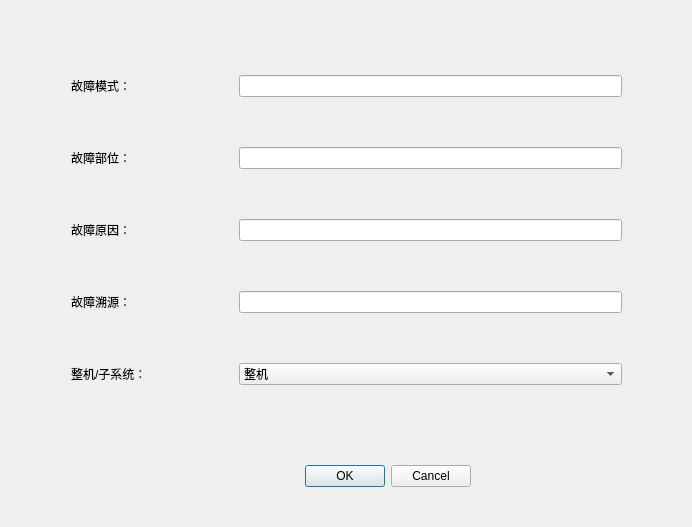
Qt form addDataDialog_3.ui (YoungerLee/reliability_analysis) before a commit.
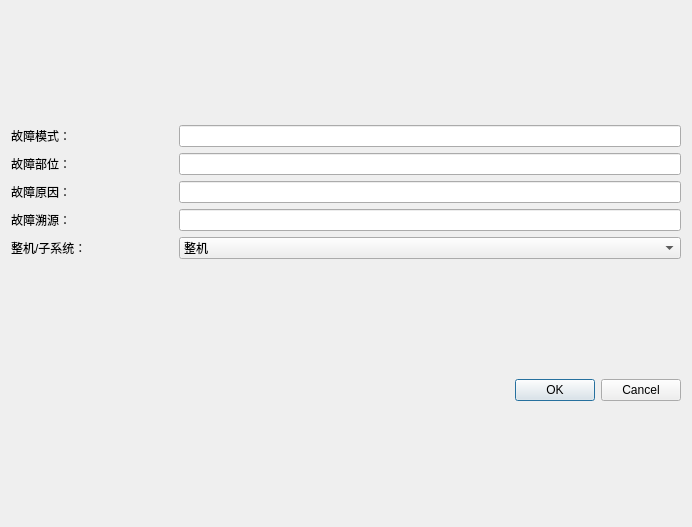
The same form after that commit.

```diff
--- a/addDataDialog_3.ui
+++ b/addDataDialog_3.ui
@@ -13,31 +13,8 @@
   <property name="windowTitle">
    <string>添加故障记录</string>
   </property>
-  <widget class="QDialogButtonBox" name="buttonBox">
-   <property name="geometry">
-    <rect>
-     <x>130</x>
-     <y>460</y>
-     <width>341</width>
-     <height>32</height>
-    </rect>
-   </property>
-   <property name="orientation">
-    <enum>Qt::Horizontal</enum>
-   </property>
-   <property name="standardButtons">
-    <set>QDialogButtonBox::Cancel|QDialogButtonBox::Ok</set>
-   </property>
-  </widget>
-  <widget class="QWidget" name="">
-   <property name="geometry">
-    <rect>
-     <x>71</x>
-     <y>31</y>
-     <width>551</width>
-     <height>401</height>
-    </rect>
-   </property>
+  <layout class="QGridLayout" name="gridLayout">
+   <item row="0" column="0">
    <layout class="QVBoxLayout" name="verticalLayout">
     <item>
      <layout class="QHBoxLayout" name="horizontalLayout">
@@ -181,7 +158,18 @@
      </layout>
     </item>
    </layout>
-  </widget>
+   </item>
+   <item row="1" column="0">
+    <widget class="QDialogButtonBox" name="buttonBox">
+     <property name="orientation">
+      <enum>Qt::Horizontal</enum>
+     </property>
+     <property name="standardButtons">
+      <set>QDialogButtonBox::Cancel|QDialogButtonBox::Ok</set>
+     </property>
+    </widget>
+   </item>
+  </layout>
  </widget>
  <resources/>
  <connections>
```
Lines whose indentation alone changed are shown as unchanged.
